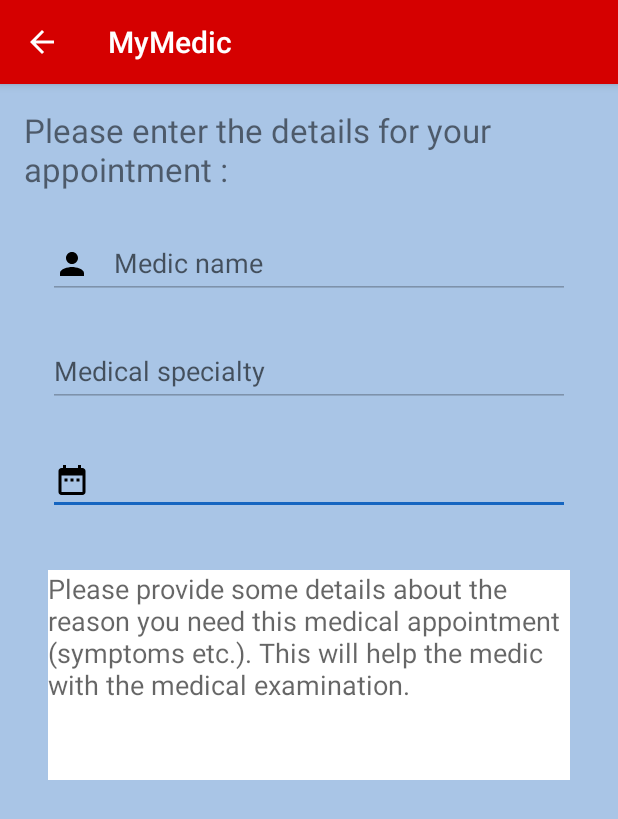
After one commit to catalinradoiu/MyMedicAndroid, an Android app: the AppointmentCreateActivity screen opened directly, with no data from a screen before it, on a phone screen of 412 x 824 dp. The commit adds this screen. Shown: the top 819 px of the screen. Run offline under Robolectric (Android 15) with nearby library versions, the phone set to English and light mode, and no system bars; our stand-ins replace Firebase (no records; nobody signed in at launch, a user with empty details on screens opened directly), data binding; 1 statement that could not run was skipped.

Commit message:
Create the medical appointment activity and its corresponding view model
Modify the SharedPreferencesManager is user to use delegated and sealed classes

```diff
--- a/app/src/main/java/com/catalin/mymedic/architecture/ApplicationComponent.kt
+++ b/app/src/main/java/com/catalin/mymedic/architecture/ApplicationComponent.kt
@@ -3,6 +3,7 @@ package com.catalin.mymedic.architecture
 import com.catalin.mymedic.feature.authentication.login.LoginActivity
 import com.catalin.mymedic.feature.authentication.passwordreset.PasswordResetActivity
 import com.catalin.mymedic.feature.authentication.registration.RegistrationActivity
+import com.catalin.mymedic.feature.createappointment.AppointmentCreateActivity
 import com.catalin.mymedic.feature.launcher.LauncherActivity
 import com.catalin.mymedic.feature.medicalrecord.MedicalRecordFragment
 import com.catalin.mymedic.feature.medicalrecord.search.medics.MedicsSearchActivity
@@ -26,4 +27,5 @@ interface ApplicationComponent {
     fun inject(passwordResetActivity: PasswordResetActivity)
     fun inject(medicalSpecialtiesSearchFragment: MedicalSpecialtiesSearchFragment)
     fun inject(medicsSearchActivity: MedicsSearchActivity)
+    fun inject(appointmentCreateActivity: AppointmentCreateActivity)
 }
--- a/app/src/main/java/com/catalin/mymedic/data/MedicalSpecialty.kt
+++ b/app/src/main/java/com/catalin/mymedic/data/MedicalSpecialty.kt
@@ -5,5 +5,9 @@ package com.catalin.mymedic.data
  * @since 5/23/2018
  */
 data class MedicalSpecialty(val id: Int, val name: String, val imageUrl: String) {
+    /*
+        Empty constructor needed for parsing the firebase json to an actual MedicalSpecialty object
+        DataSnapshot.getValue(MedicalSpecialty::class.java)
+     */
     constructor() : this(0, "", "")
 }
--- a/app/src/main/java/com/catalin/mymedic/data/User.kt
+++ b/app/src/main/java/com/catalin/mymedic/data/User.kt
@@ -11,6 +11,10 @@ data class User(
     var specialisationId: Int,
     var imageUrl: String
 ) {
+    /*
+        Empty constructor needed for parsing the firebase json to an actual User object
+        DataSnapshot.getValue(User::class.java)
+     */
     constructor() : this("", "", 0, Gender.NOT_COMPLETED, 0, "")
 }
 
--- a/app/src/main/java/com/catalin/mymedic/feature/authentication/login/LoginViewModel.kt
+++ b/app/src/main/java/com/catalin/mymedic/feature/authentication/login/LoginViewModel.kt
@@ -47,7 +47,8 @@ class LoginViewModel(
                     .mainThreadSubscribe(
                         Consumer { (authResult, user) ->
                             if (authResult.user.isEmailVerified) {
-                                preferencesManager.setCurrentUserSpecialty(user.specialisationId)
+                                preferencesManager.currentUserSpecialty = user.specialisationId
+                                preferencesManager.currentUserName = user.displayName
                                 loginResult.set(OperationResult.Success())
                             } else {
                                 loginResult.set(OperationResult.Error(EMAIL_NOT_VERIFIED))
--- /dev/null
+++ b/app/src/main/java/com/catalin/mymedic/feature/createappointment/AppointmentCreateActivity.kt
@@ -0,0 +1,51 @@
+package com.catalin.mymedic.feature.createappointment
+
+import android.arch.lifecycle.ViewModelProviders
+import android.content.Context
+import android.content.Intent
+import android.databinding.DataBindingUtil
+import android.os.Bundle
+import android.support.v7.app.AppCompatActivity
+import com.catalin.mymedic.MyMedicApplication
+import com.catalin.mymedic.R
+import com.catalin.mymedic.databinding.AppointmentCreateActivityBinding
+import javax.inject.Inject
+
+/**
+ * @author catalinradoiu
+ * @since 5/29/2018
+ */
+class AppointmentCreateActivity : AppCompatActivity() {
+
+    @Inject
+    lateinit var viewModelFactory: AppointmentCreateViewModel.Factory
+
+    private lateinit var binding: AppointmentCreateActivityBinding
+    private lateinit var viewModel: AppointmentCreateViewModel
+
+    override fun onCreate(savedInstanceState: Bundle?) {
+        super.onCreate(savedInstanceState)
+        (application as MyMedicApplication).applicationComponent.inject(this)
+        binding = DataBindingUtil.setContentView(this, R.layout.appointment_create_activity)
+        viewModel = ViewModelProviders.of(this, viewModelFactory).get(AppointmentCreateViewModel::class.java)
+        binding.viewModel = viewModel
+
+        binding.medicNameInput.setText(intent.getStringExtra(MEDIC_NAME))
+        binding.sectionNameInput.setText(intent.getStringExtra(MEDICAL_SPECIALTY_NAME))
+    }
+
+    override fun onSupportNavigateUp(): Boolean {
+        onBackPressed()
+        return true
+    }
+
+    companion object {
+        private const val MEDIC_NAME = "medicName"
+        private const val MEDIC_ID = "medicId"
+        private const val MEDICAL_SPECIALTY_NAME = "medicalSpecialtyName"
+
+        fun getStartIntent(context: Context, medicName: String, medicalSpecialty: String, medicId: Int): Intent =
+            Intent(context, AppointmentCreateActivity::class.java)
+                .putExtra(MEDIC_NAME, medicName).putExtra(MEDIC_ID, medicId).putExtra(MEDICAL_SPECIALTY_NAME, medicalSpecialty)
+    }
+}
--- /dev/null
+++ b/app/src/main/java/com/catalin/mymedic/feature/createappointment/AppointmentCreateViewModel.kt
@@ -0,0 +1,18 @@
+package com.catalin.mymedic.feature.createappointment
+
+import android.arch.lifecycle.ViewModel
+import android.arch.lifecycle.ViewModelProvider
+import com.catalin.mymedic.storage.repository.MedicalAppointmentsRepository
+import javax.inject.Inject
+
+/**
+ * @author catalinradoiu
+ * @since 5/29/2018
+ */
+class AppointmentCreateViewModel(private val medicalAppointmentsRepository: MedicalAppointmentsRepository) : ViewModel() {
+
+    class Factory @Inject constructor(private val medicalAppointmentsRepository: MedicalAppointmentsRepository) : ViewModelProvider.Factory {
+        @Suppress("UNCHECKED_CAST")
+        override fun <T : ViewModel?> create(modelClass: Class<T>): T = AppointmentCreateViewModel(medicalAppointmentsRepository) as T
+    }
+}
--- a/app/src/main/java/com/catalin/mymedic/feature/medicalrecord/MedicalRecordFragment.kt
+++ b/app/src/main/java/com/catalin/mymedic/feature/medicalrecord/MedicalRecordFragment.kt
@@ -49,13 +49,13 @@ class MedicalRecordFragment : Fragment() {
 
     private fun initPager() {
         binding.medicalRecordPager.adapter =
-                if (prefsManager.getCurrentUserRole() == Constants.PATIENT) MedicalRecordViewPagerPatient(childFragmentManager).apply {
+                if (prefsManager.currentUserSpecialty == Constants.PATIENT) MedicalRecordViewPagerPatient(childFragmentManager).apply {
                     pageTitles = resources.getStringArray(R.array.medical_record_patient_options).toList()
                 } else
                     MedicalRecordViewPagerMedic(childFragmentManager).apply {
                         pageTitles = resources.getStringArray(R.array.medical_record_medic_options).toList()
                     }
         binding.medicalRecordTabs.setupWithViewPager(binding.medicalRecordPager)
-        binding.medicalRecordTabs.tabMode = if (prefsManager.getCurrentUserRole() != Constants.PATIENT) TabLayout.MODE_SCROLLABLE else TabLayout.MODE_FIXED
+        binding.medicalRecordTabs.tabMode = if (prefsManager.currentUserSpecialty != Constants.PATIENT) TabLayout.MODE_SCROLLABLE else TabLayout.MODE_FIXED
     }
 }
--- /dev/null
+++ b/app/src/main/java/com/catalin/mymedic/storage/repository/MedicalAppointmentsRepository.kt
@@ -0,0 +1,11 @@
+package com.catalin.mymedic.storage.repository
+
+import com.catalin.mymedic.storage.source.MedicalAppointmentsFirebaseSource
+import javax.inject.Inject
+
+/**
+ * @author catalinradoiu
+ * @since 5/29/2018
+ */
+class MedicalAppointmentsRepository @Inject constructor(private val medicalAppointmentsRemoteSource: MedicalAppointmentsFirebaseSource) {
+}
--- /dev/null
+++ b/app/src/main/java/com/catalin/mymedic/storage/source/MedicalAppointmentsFirebaseSource.kt
@@ -0,0 +1,11 @@
+package com.catalin.mymedic.storage.source
+
+import com.google.firebase.database.FirebaseDatabase
+import javax.inject.Inject
+
+/**
+ * @author catalinradoiu
+ * @since 5/29/2018
+ */
+class MedicalAppointmentsFirebaseSource @Inject constructor(private val firebaseDatabase: FirebaseDatabase) {
+}
--- a/app/src/main/java/com/catalin/mymedic/utils/FirebaseDatabaseConfig.kt
+++ b/app/src/main/java/com/catalin/mymedic/utils/FirebaseDatabaseConfig.kt
@@ -15,7 +15,13 @@ class FirebaseDatabaseConfig {
         const val USERS_TABLE_NAME = "users"
         const val USERS_TABLE_SPECIALISATION_ID_COLUMN = "specialisationId"
 
+        //Medics details table
+        const val MEDICS_DETAILS_TABLE = "medics_details"
+
         //Medical specialties table
         const val MEDICAL_SPECIALTIES_TABLE_NAME = "medical_specialties"
+
+        //Appointments table
+        const val MEDICAL_APPOINTMENTS_TABLE_NAME = "medical_appointments"
     }
 }
--- /dev/null
+++ b/app/src/main/res/layout/appointment_create_activity.xml
@@ -0,0 +1,97 @@
+<?xml version="1.0" encoding="utf-8"?>
+<layout xmlns:android="http://schemas.android.com/apk/res/android"
+    xmlns:app="http://schemas.android.com/apk/res-auto">
+
+    <data>
+
+        <variable
+            name="viewModel"
+            type="com.catalin.mymedic.feature.createappointment.AppointmentCreateViewModel" />
+    </data>
+
+    <android.support.design.widget.CoordinatorLayout
+        android:layout_width="match_parent"
+        android:layout_height="match_parent"
+        android:background="@color/transparent_blue">
+
+        <LinearLayout
+            android:layout_width="match_parent"
+            android:layout_height="match_parent"
+            android:orientation="vertical">
+
+            <TextView
+                android:layout_width="match_parent"
+                android:layout_height="wrap_content"
+                android:layout_marginEnd="@dimen/primary_margin"
+                android:layout_marginStart="@dimen/primary_margin"
+                android:layout_marginTop="@dimen/primary_margin"
+                android:text="@string/enter_appointment_details"
+                android:textSize="@dimen/highlight_text_size" />
+
+            <android.support.design.widget.TextInputLayout
+                android:layout_width="match_parent"
+                android:layout_height="wrap_content"
+                android:layout_marginEnd="@dimen/secondary_margin"
+                android:layout_marginStart="@dimen/secondary_margin"
+                android:layout_marginTop="@dimen/primary_margin">
+
+                <android.support.design.widget.TextInputEditText
+                    android:id="@+id/medic_name_input"
+                    android:layout_width="match_parent"
+                    android:layout_height="match_parent"
+                    android:drawablePadding="@dimen/primary_margin"
+                    android:drawableStart="@drawable/ic_person_24dp"
+                    android:enabled="false"
+                    android:hint="@string/medic_name"
+                    app:drawableTint="@{@color/gray}" />
+
+            </android.support.design.widget.TextInputLayout>
+
+            <android.support.design.widget.TextInputLayout
+                android:layout_width="match_parent"
+                android:layout_height="wrap_content"
+                android:layout_marginEnd="@dimen/secondary_margin"
+                android:layout_marginStart="@dimen/secondary_margin"
+                android:layout_marginTop="@dimen/primary_margin">
+
+                <android.support.design.widget.TextInputEditText
+                    android:id="@+id/section_name_input"
+                    android:layout_width="match_parent"
+                    android:layout_height="match_parent"
+                    android:enabled="false"
+                    android:hint="@string/medical_specialty" />
+
+            </android.support.design.widget.TextInputLayout>
+
+            <android.support.design.widget.TextInputLayout
+                android:layout_width="match_parent"
+                android:layout_height="wrap_content"
+                android:layout_marginEnd="@dimen/secondary_margin"
+                android:layout_marginStart="@dimen/secondary_margin"
+                android:layout_marginTop="@dimen/primary_margin"
+                app:errorEnabled="true">
+
+                <android.support.design.widget.TextInputEditText
+                    android:layout_width="match_parent"
+                    android:layout_height="match_parent"
+                    android:drawablePadding="@dimen/primary_margin"
+                    android:drawableStart="@drawable/ic_date_range_24dp"
+                    app:drawableTint="@{@color/gray}" />
+
+            </android.support.design.widget.TextInputLayout>
+
+            <EditText
+                android:layout_width="match_parent"
+                android:layout_height="140dp"
+                android:layout_marginEnd="@dimen/secondary_margin"
+                android:layout_marginStart="@dimen/secondary_margin"
+                android:layout_marginTop="@dimen/primary_margin"
+                android:background="@color/white"
+                android:gravity="top"
+                android:hint="@string/medical_appointment_details_needed"
+                android:textColor="@android:color/black" />
+
+        </LinearLayout>
+
+    </android.support.design.widget.CoordinatorLayout>
+</layout>
--- a/app/src/main/res/values/strings.xml
+++ b/app/src/main/res/values/strings.xml
@@ -47,6 +47,11 @@
     <string name="medic_name">Medic name</string>
     <string name="could_not_retrieve_medics">Could not retrieve medics</string>
 
+    <!-- New appointment -->
+    <string name="enter_appointment_details">Please enter the details for your appointment :</string>
+    <string name="medical_specialty">Medical specialty</string>
+    <string name="medical_appointment_details_needed">Please provide some details about the reason you need this medical appointment (symptoms etc.). This will help the medic with the medical examination.</string>
+
     <string-array name="medical_record_patient_options">
         <item>Search</item>
         <item>Appointments</item>
```
Also changed, not shown: app/src/main/AndroidManifest.xml (+6 -2 lines), app/src/main/java/com/catalin/mymedic/data/MedicalAppointment.kt (added, +14 -0 lines), app/src/main/java/com/catalin/mymedic/feature/launcher/LauncherActivity.kt (+8 -2 lines), app/src/main/java/com/catalin/mymedic/feature/medicalrecord/search/medics/MedicsAdapter.kt (+27 -2 lines), app/src/main/java/com/catalin/mymedic/feature/medicalrecord/search/medics/MedicsSearchActivity.kt (+20 -0 lines), app/src/main/java/com/catalin/mymedic/feature/medicalrecord/search/medics/MedicsSearchViewModel.kt (+7 -1 lines), app/src/main/java/com/catalin/mymedic/storage/preference/SharedPreferencesManager.kt (+27 -6 lines), app/src/main/res/layout/medic_search_item.xml (+16 -0 lines).
